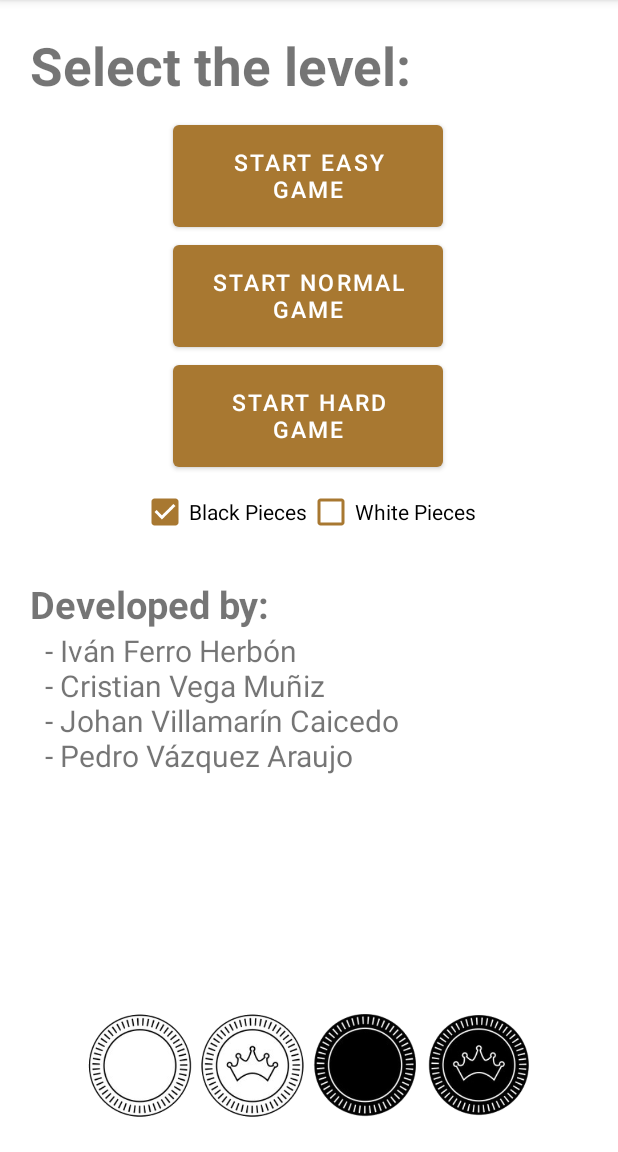
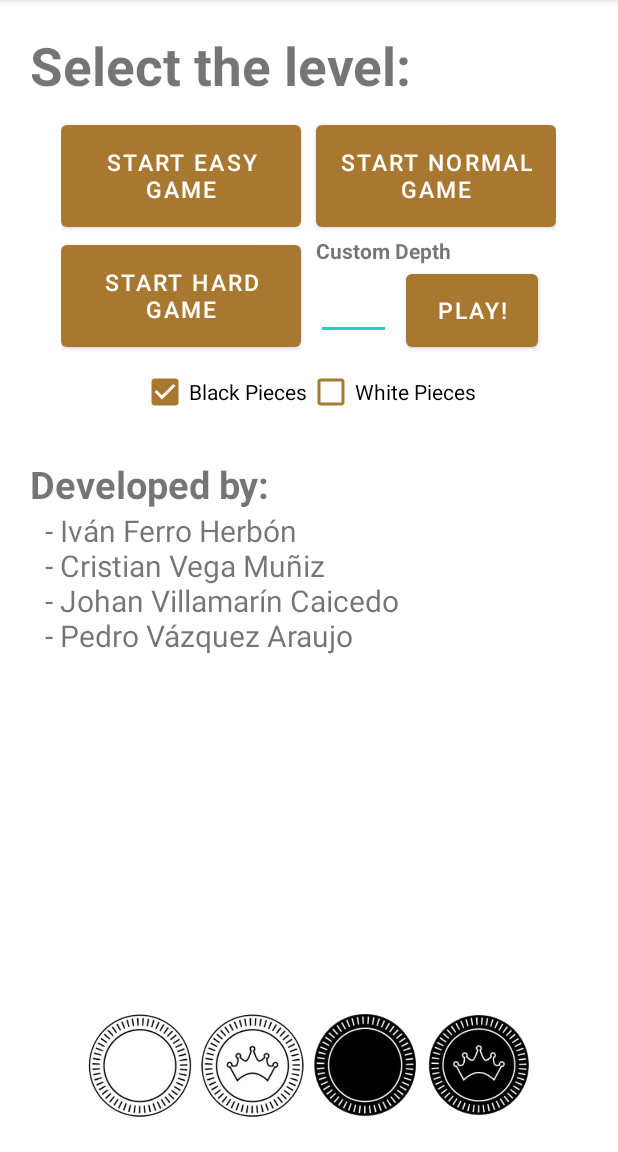
Before and after one commit to CristianVegaMuniz/PSIAndroidCheckers, an Android app: the screen it shows after launch (MainActivity), on a phone screen of 412 x 824 dp, the part 84-1236 px from its top. Run offline under Robolectric (Android 15) with nearby library versions, the phone set to English and light mode, and no system bars.

Commit message:
Added custom depth game

```diff
--- a/app/src/main/res/layout/activity_main.xml
+++ b/app/src/main/res/layout/activity_main.xml
@@ -30,20 +30,19 @@
 
             <Button
                 android:id="@+id/easyBtn"
-                android:gravity="center"
-                android:layout_centerHorizontal="true"
-                android:layout_width="180dp"
+                android:layout_width="160dp"
                 android:layout_height="80dp"
                 android:textSize="15sp"
+                android:layout_marginRight="10dp"
                 android:onClick="PlayEasy"
                 android:text="@string/start_easy_game"/>
 
             <Button
                 android:id="@+id/normalBtn"
-                android:layout_below="@id/easyBtn"
+                android:layout_toRightOf="@id/easyBtn"
                 android:gravity="center"
                 android:layout_centerHorizontal="true"
-                android:layout_width="180dp"
+                android:layout_width="160dp"
                 android:layout_height="80dp"
                 android:textSize="15sp"
                 android:onClick="PlayNormal"
@@ -52,17 +51,56 @@
             <Button
                 android:id="@+id/hardBtn"
                 android:layout_below="@id/normalBtn"
-                android:gravity="center"
-                android:layout_centerHorizontal="true"
-                android:layout_width="180dp"
+                android:layout_width="160dp"
                 android:layout_height="80dp"
+                android:layout_marginRight="10dp"
                 android:textSize="15sp"
                 android:onClick="PlayHard"
                 android:text="@string/start_hard_game"/>
 
+            <RelativeLayout
+                android:layout_width="160dp"
+                android:layout_height="80dp"
+                android:layout_below="@id/normalBtn"
+                android:layout_toRightOf="@id/hardBtn">
+
+                <TextView
+                    android:id="@+id/tvCustom"
+                    android:text="Custom Depth"
+                    android:textStyle="bold"
+                    android:layout_width="wrap_content"
+                    android:layout_height="wrap_content"/>
+
+                <EditText
+                    android:id="@+id/number"
+                    android:layout_below="@id/tvCustom"
+                    android:layout_width="50dp"
+                    android:layout_height="50dp"
+                    android:digits="0123456789"
+                    android:maxLength="1" />
+
+                <Button
+                    android:layout_width="wrap_content"
+                    android:layout_height="80dp"
+                    android:layout_toRightOf="@id/number"
+                    android:layout_below="@id/tvCustom"
+                    android:textSize="15sp"
+                    android:onClick="PlayCustom"
+                    android:text="Play!"
+                    android:layout_marginLeft="10dp"
+                    android:layout_toEndOf="@id/number" />
+
+            </RelativeLayout>
+
+
+
+            <RelativeLayout
+                android:layout_width="wrap_content"
+                android:layout_height="wrap_content"
+                android:layout_centerHorizontal="true"
+                android:layout_below="@id/hardBtn">
                 <CheckBox
                     android:id="@+id/checkBox_blacks"
-                android:layout_below="@id/hardBtn"
                     android:layout_width="wrap_content"
                     android:layout_height="wrap_content"
                     android:buttonTint="@color/background2"
@@ -72,11 +110,13 @@
                 <CheckBox
                     android:id="@+id/checkBox_whites"
                     android:layout_toRightOf="@id/checkBox_blacks"
-                android:layout_below="@id/hardBtn"
                     android:layout_width="wrap_content"
                     android:layout_height="wrap_content"
                     android:buttonTint="@color/background2"
                     android:text="White Pieces" />
+            </RelativeLayout>
+
+
 
         </RelativeLayout>
 
```
Also changed, not shown: app/src/main/java/com/example/checkers/CheckersIA.java (+87 -118 lines), app/src/main/java/com/example/checkers/GameActivity.java (+8 -0 lines), app/src/main/java/com/example/checkers/MainActivity.java (+17 -0 lines), app/src/main/res/layout/activity_game.xml (+14 -0 lines), app/src/main/res/layout/activity_game_whites.xml (+14 -0 lines). Lines whose indentation alone changed are shown as unchanged.
